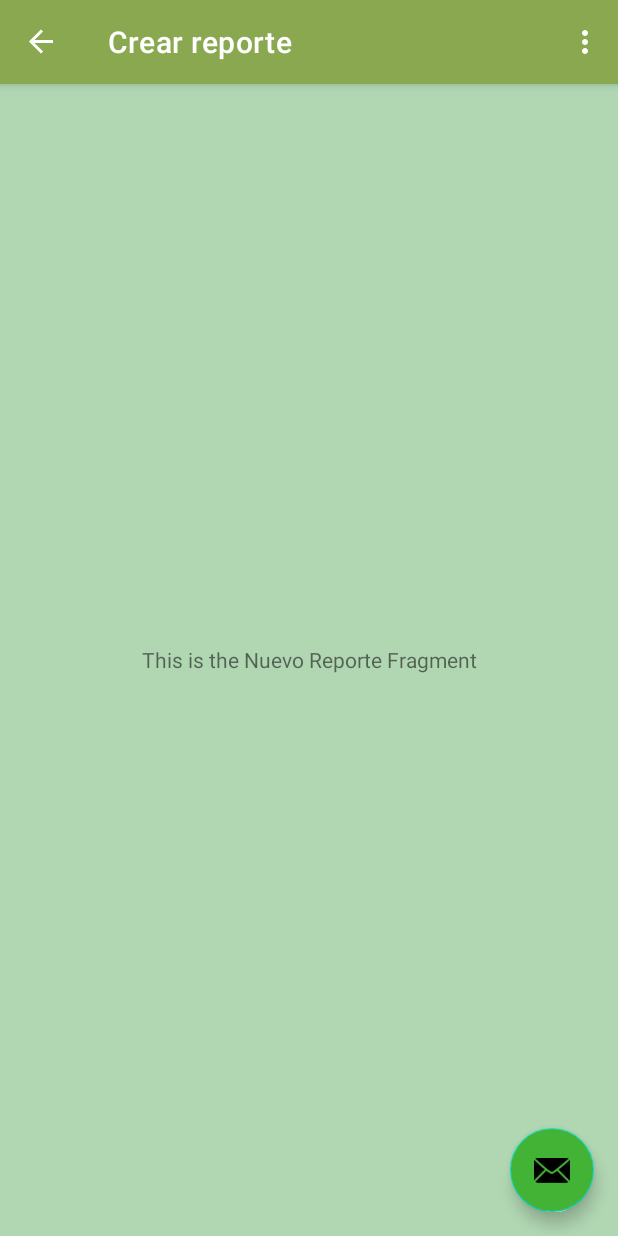
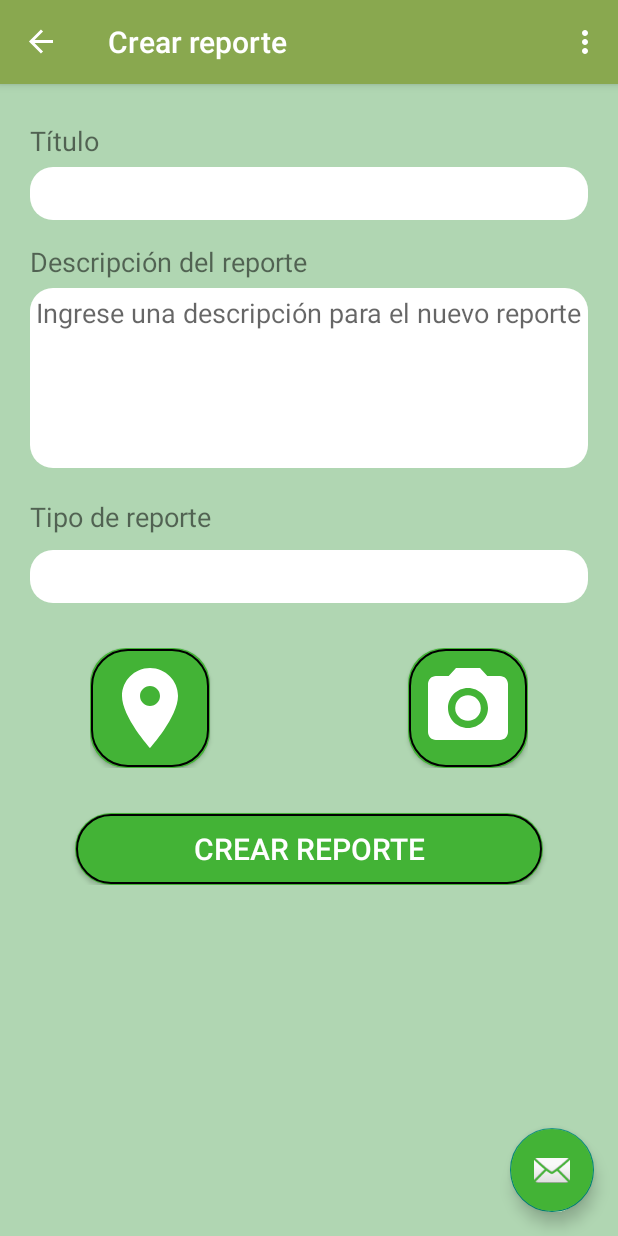
Before and after one commit to HernanMVarela/ComunidadActiva, an Android app: the screen it shows after launch (MainActivity), after a tap on "Reportes", on a phone screen of 412 x 824 dp. Run offline under Robolectric (Android 15) with nearby library versions, the phone set to English and light mode, and no system bars; our stand-ins replace navigation-ui.

Commit message:
28-09-2023 | 15:25
- Se completa fragmento de nuevo reporte.
- Se dá funcionalidad básica al botón de cámara
- Se agregan permisos de usos para cámara, almacenamiento y ubicación.

```diff
--- a/app/src/main/AndroidManifest.xml
+++ b/app/src/main/AndroidManifest.xml
@@ -2,6 +2,12 @@
 <manifest xmlns:android="http://schemas.android.com/apk/res/android"
     xmlns:tools="http://schemas.android.com/tools">
 
+    <uses-permission android:name="android.permission.CAMERA" />
+    <uses-permission android:name="android.permission.WRITE_EXTERNAL_STORAGE" />
+    <uses-permission android:name="android.permission.ACCESS_FINE_LOCATION" />
+    <uses-permission android:name="android.permission.ACCESS_COARSE_LOCATION" />
+
+    <uses-feature android:name="android.hardware.camera" android:required="false" />
     <application
         android:allowBackup="true"
         android:dataExtractionRules="@xml/data_extraction_rules"
--- a/app/src/main/java/frgp/utn/edu/ar/controllers/ui/nuevo_reporte/NuevoReporteFragment.java
+++ b/app/src/main/java/frgp/utn/edu/ar/controllers/ui/nuevo_reporte/NuevoReporteFragment.java
@@ -1,7 +1,12 @@
 package frgp.utn.edu.ar.controllers.ui.nuevo_reporte;
 
+import androidx.core.app.ActivityCompat;
+import androidx.core.content.ContextCompat;
 import androidx.lifecycle.ViewModelProvider;
 
+import android.Manifest;
+import android.content.Intent;
+import android.content.pm.PackageManager;
 import android.os.Bundle;
 
 import androidx.annotation.NonNull;
@@ -11,11 +16,12 @@ import androidx.fragment.app.Fragment;
 import android.view.LayoutInflater;
 import android.view.View;
 import android.view.ViewGroup;
+import android.widget.Button;
 
 import frgp.utn.edu.ar.controllers.R;
 
 public class NuevoReporteFragment extends Fragment {
-
+    private static final int CAMERA_PIC_REQUEST = 1337;
     private NuevoReporteViewModel mViewModel;
 
     public static NuevoReporteFragment newInstance() {
@@ -25,7 +31,25 @@ public class NuevoReporteFragment extends Fragment {
     @Override
     public View onCreateView(@NonNull LayoutInflater inflater, @Nullable ViewGroup container,
                              @Nullable Bundle savedInstanceState) {
-        return inflater.inflate(R.layout.fragment_nuevo_reporte, container, false);
+        View view = inflater.inflate(R.layout.fragment_nuevo_reporte, container, false);
+
+        Button bCamara = view.findViewById(R.id.btnCamara);
+        Button bUbicacion = view.findViewById(R.id.btnUbicacion);
+        Button bCrearReporte = view.findViewById(R.id.btnCrearReporte);
+        bCamara.setOnClickListener(new View.OnClickListener() {
+            public void onClick(View v) {
+                // Verificar si tenemos el permiso de la cámara
+                if (ContextCompat.checkSelfPermission(getContext(), Manifest.permission.CAMERA) == PackageManager.PERMISSION_GRANTED) {
+                    Intent cameraIntent = new Intent(android.provider.MediaStore.ACTION_IMAGE_CAPTURE);
+                    startActivityForResult(cameraIntent, CAMERA_PIC_REQUEST);
+                } else {
+                    // Si no tenemos el permiso, solicítalo al usuario
+                    ActivityCompat.requestPermissions(getActivity(), new String[]{Manifest.permission.CAMERA}, CAMERA_PIC_REQUEST);
+                }
+
+            }
+        });
+        return view;
     }
 
     @Override
--- /dev/null
+++ b/app/src/main/res/drawable/baseline_location_on_24.xml
@@ -0,0 +1,5 @@
+<vector android:height="64dp" android:tint="#000000"
+    android:viewportHeight="24" android:viewportWidth="24"
+    android:width="64dp" xmlns:android="http://schemas.android.com/apk/res/android">
+    <path android:fillColor="@android:color/white" android:pathData="M12,2C8.13,2 5,5.13 5,9c0,5.25 7,13 7,13s7,-7.75 7,-13c0,-3.87 -3.13,-7 -7,-7zM12,11.5c-1.38,0 -2.5,-1.12 -2.5,-2.5s1.12,-2.5 2.5,-2.5 2.5,1.12 2.5,2.5 -1.12,2.5 -2.5,2.5z"/>
+</vector>
--- /dev/null
+++ b/app/src/main/res/drawable/baseline_photo_camera_24.xml
@@ -0,0 +1,6 @@
+<vector android:height="64dp" android:tint="#000000"
+    android:viewportHeight="24" android:viewportWidth="24"
+    android:width="64dp" xmlns:android="http://schemas.android.com/apk/res/android">
+    <path android:fillColor="@android:color/white" android:pathData="M12,12m-3.2,0a3.2,3.2 0,1 1,6.4 0a3.2,3.2 0,1 1,-6.4 0"/>
+    <path android:fillColor="@android:color/white" android:pathData="M9,2L7.17,4L4,4c-1.1,0 -2,0.9 -2,2v12c0,1.1 0.9,2 2,2h16c1.1,0 2,-0.9 2,-2L22,6c0,-1.1 -0.9,-2 -2,-2h-3.17L15,2L9,2zM12,17c-2.76,0 -5,-2.24 -5,-5s2.24,-5 5,-5 5,2.24 5,5 -2.24,5 -5,5z"/>
+</vector>
--- /dev/null
+++ b/app/src/main/res/drawable/boton_redondeado.xml
@@ -0,0 +1,19 @@
+<?xml version="1.0" encoding="utf-8"?>
+<layer-list xmlns:android="http://schemas.android.com/apk/res/android">
+    <!-- Fondo verde -->
+    <item>
+        <shape>
+            <solid android:color="@color/green_700" />
+            <corners android:radius="24dp" />
+        </shape>
+    </item>
+
+    <!-- Borde negro -->
+    <item android:right="1dp" android:left="1dp" android:top="1dp" android:bottom="1dp">
+        <shape>
+            <solid android:color="@android:color/transparent" />
+            <stroke android:width="1dp" android:color="#000000" />
+            <corners android:radius="24dp" />
+        </shape>
+    </item>
+</layer-list>
--- /dev/null
+++ b/app/src/main/res/drawable/edittext_white_rounded.xml
@@ -0,0 +1,13 @@
+<?xml version="1.0" encoding="utf-8"?>
+<!--  res/drawable/rounded_edittext.xml -->
+<shape xmlns:android="http://schemas.android.com/apk/res/android"
+    android:shape="rectangle"
+    android:padding="10dp">
+
+    <solid android:color="#FFFFFF" />
+    <corners
+        android:bottomRightRadius="15dp"
+        android:bottomLeftRadius="15dp"
+        android:topLeftRadius="15dp"
+        android:topRightRadius="15dp" />
+</shape>
--- a/app/src/main/res/layout/fragment_nuevo_reporte.xml
+++ b/app/src/main/res/layout/fragment_nuevo_reporte.xml
@@ -3,13 +3,111 @@
     xmlns:tools="http://schemas.android.com/tools"
     android:layout_width="match_parent"
     android:layout_height="match_parent"
+    xmlns:app="http://schemas.android.com/apk/res-auto"
     android:background="@color/green_100"
     tools:context=".ui.nuevo_reporte.NuevoReporteFragment">
 
-    <TextView
+    <ScrollView
         android:layout_width="match_parent"
         android:layout_height="match_parent"
-        android:text="This is the Nuevo Reporte Fragment"
-        android:gravity="center"/>
+        android:layout_margin="20dp">
+        <LinearLayout
+            android:layout_width="match_parent"
+            android:layout_height="wrap_content"
+            android:orientation="vertical">
 
+            <TextView
+                android:layout_width="match_parent"
+                android:layout_height="match_parent"
+                android:text="@string/titulo"
+                android:textSize="18sp"
+                android:layout_marginVertical="5dp"
+                android:gravity="start"/>
+            <EditText
+                android:layout_width="match_parent"
+                android:layout_height="wrap_content"
+                android:minHeight="35dp"
+                android:textSize="20sp"
+                android:layout_marginBottom="10dp"
+                android:background="@drawable/edittext_white_rounded"/>
+            <TextView
+                android:layout_width="match_parent"
+                android:layout_height="match_parent"
+                android:text="@string/descripcion"
+                android:textSize="18sp"
+                android:layout_marginVertical="5dp"
+                android:gravity="start"/>
+            <EditText
+                android:layout_width="match_parent"
+                android:layout_height="wrap_content"
+                android:minHeight="120dp"
+                android:textSize="18sp"
+                android:layout_marginBottom="10dp"
+                android:inputType="textMultiLine"
+                android:lines="5"
+                android:hint="@string/descripcion_reporte"
+                android:gravity="top"
+                android:textAlignment="gravity"
+                android:padding="4dp"
+                android:background="@drawable/edittext_white_rounded"/>
+
+            <TextView
+                android:layout_width="match_parent"
+                android:layout_height="match_parent"
+                android:text="@string/tipo_de_reporte"
+                android:textSize="18sp"
+                android:layout_marginVertical="10dp"
+                android:gravity="start"/>
+            <Spinner
+                android:layout_width="match_parent"
+                android:layout_height="wrap_content"
+                android:layout_marginBottom="10dp"
+                android:textSize="18sp"
+                android:minHeight="35dp"
+                android:background="@drawable/edittext_white_rounded"/>
+
+            <RelativeLayout
+                android:layout_width="match_parent"
+                android:layout_height="wrap_content"
+                android:layout_marginTop="20dp"
+                android:layout_marginHorizontal="40dp">
+
+                <!-- Botón 1 -->
+                <Button
+                    android:id="@+id/btnUbicacion"
+                    android:layout_width="80dp"
+                    android:layout_height="80dp"
+                    android:paddingTop="8dp"
+                    android:background="@drawable/boton_redondeado"
+                    android:layout_alignParentStart="true"
+                    android:drawableTop="@drawable/baseline_location_on_24"
+                    android:drawableTint="#FFFFFF"/>
+
+                <!-- Botón 2 -->
+                <Button
+                    android:id="@+id/btnCamara"
+                    android:layout_width="80dp"
+                    android:layout_height="80dp"
+                    android:paddingTop="8dp"
+                    android:background="@drawable/boton_redondeado"
+                    android:layout_alignParentEnd="true"
+                    android:drawableTop="@drawable/baseline_photo_camera_24"
+                    android:drawableTint="#FFFFFF"/>
+
+            </RelativeLayout>
+            <Button
+                android:id="@+id/btnCrearReporte"
+                android:layout_width="match_parent"
+                android:layout_height="wrap_content"
+                android:layout_marginHorizontal="30dp"
+                android:layout_marginTop="30dp"
+                android:textAlignment="center"
+                android:textColor="#FFFFFF"
+                android:textSize="20sp"
+                android:text="@string/crear_reporte"
+                android:background="@drawable/boton_redondeado"
+                />
+
+        </LinearLayout>
+    </ScrollView>
 </FrameLayout>
--- a/app/src/main/res/values-night/themes.xml
+++ b/app/src/main/res/values-night/themes.xml
@@ -1,9 +1,9 @@
 <resources xmlns:tools="http://schemas.android.com/tools">
     <!-- Base application theme. -->
-    <style name="Theme.ComunidadActiva" parent="Theme.MaterialComponents.DayNight.DarkActionBar">
+    <style name="Theme.ComunidadActiva" parent="Theme.AppCompat.Light.DarkActionBar">
         <!-- Primary brand color. -->
-        <item name="colorPrimary">@color/green_500</item>
-        <item name="colorPrimaryVariant">@color/green_500</item>
+        <item name="colorPrimary">@color/green_200</item>
+        <item name="colorPrimaryVariant">@color/green_200</item>
         <item name="colorOnPrimary">@color/black</item>
         <!-- Secondary brand color. -->
         <item name="colorSecondary">@color/teal_200</item>
@@ -12,5 +12,11 @@
         <!-- Status bar color. -->
         <item name="android:statusBarColor">?attr/colorPrimaryVariant</item>
         <!-- Customize your theme here. -->
+
     </style>
+    <style name="BotonPersonalizado">
+        <item name="android:background">@drawable/boton_redondeado</item>
+        <item name="android:textColor">#FFFFFF</item>
+    </style>
+
 </resources>
--- a/app/src/main/res/values/strings.xml
+++ b/app/src/main/res/values/strings.xml
@@ -14,4 +14,9 @@
     <string name="menu_activity">Ver actividad reciente</string>
     <string name="menu_password">Cambiar Contraseña</string>
     <string name="cerrar_sesion">Cerrar Sesión</string>
+    <string name="titulo">Título</string>
+    <string name="descripcion">Descripción del reporte</string>
+    <string name="descripcion_reporte">Ingrese una descripción para el nuevo reporte</string>
+    <string name="tipo_de_reporte">Tipo de reporte</string>
+    <string name="crear_reporte">Crear reporte</string>
 </resources>
--- a/app/src/main/res/values/themes.xml
+++ b/app/src/main/res/values/themes.xml
@@ -1,6 +1,6 @@
 <resources xmlns:tools="http://schemas.android.com/tools">
     <!-- Base application theme. -->
-    <style name="Theme.ComunidadActiva" parent="Theme.MaterialComponents.DayNight.DarkActionBar">
+    <style name="Theme.ComunidadActiva" parent="Theme.AppCompat.Light.DarkActionBar">
         <!-- Primary brand color. -->
         <item name="colorPrimary">@color/green_500</item>
         <item name="colorPrimaryVariant">@color/green_500</item>
@@ -18,7 +18,10 @@
         <item name="windowActionBar">false</item>
         <item name="windowNoTitle">true</item>
     </style>
-
+    <style name="BotonPersonalizado">
+        <item name="android:background">@drawable/boton_redondeado</item>
+        <item name="android:textColor">#FFFFFF</item>
+    </style>
     <style name="Theme.ComunidadActiva.AppBarOverlay" parent="ThemeOverlay.AppCompat.Dark.ActionBar" />
 
     <style name="Theme.ComunidadActiva.PopupOverlay" parent="ThemeOverlay.AppCompat.Light" />
```
